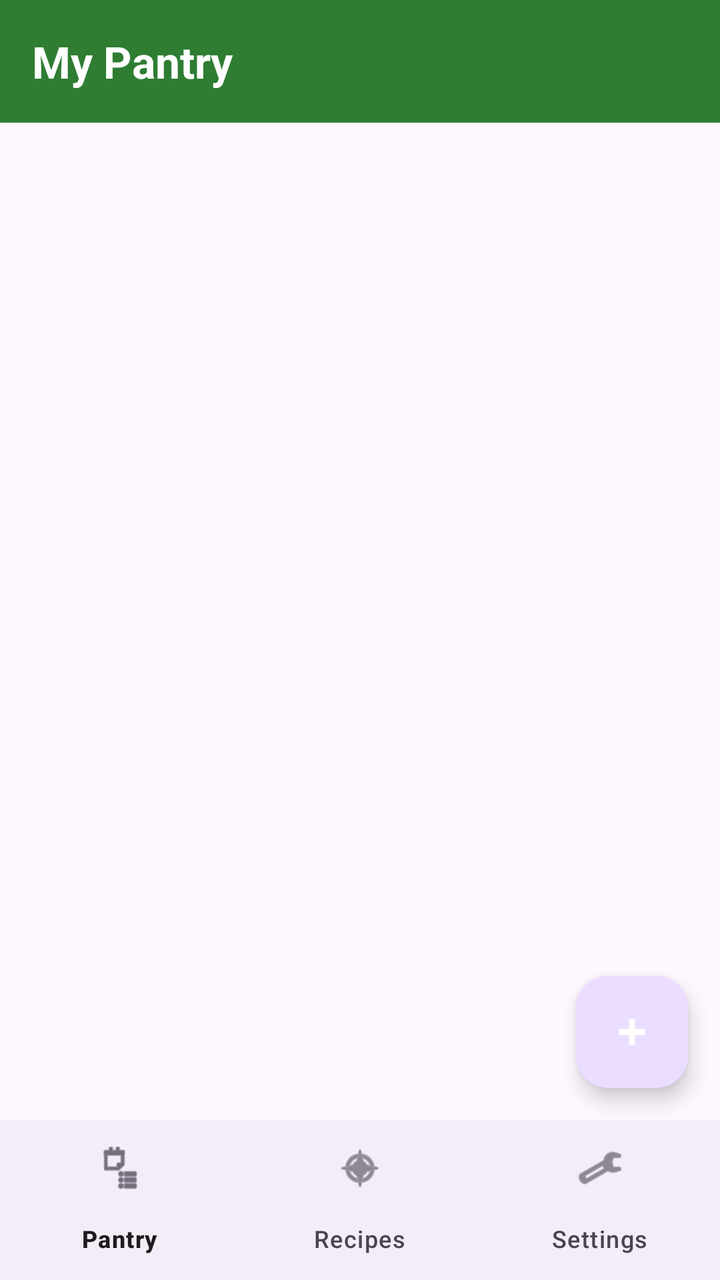
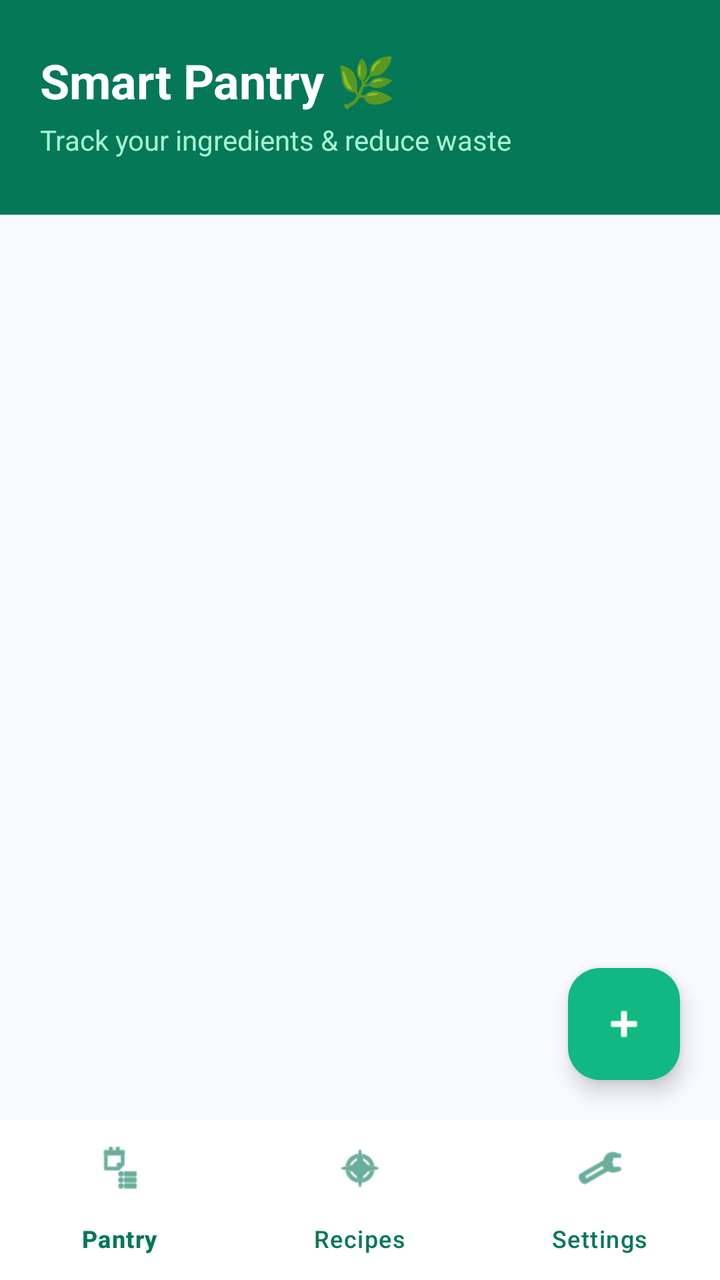

Two renders of the same Android screen: before a commit and after it. Below are the layout's source before the change and the commit's diff.
<!-- AndroidManifest.xml: application theme Theme.SmartPantryManager -->
<!-- res/layout/activity_pantry.xml -->
<?xml version="1.0" encoding="utf-8"?>
<RelativeLayout xmlns:android="http://schemas.android.com/apk/res/android"
    xmlns:app="http://schemas.android.com/apk/res-auto"
    android:layout_width="match_parent"
    android:layout_height="match_parent">

    <TextView
        android:id="@+id/tv_title"
        android:layout_width="match_parent"
        android:layout_height="wrap_content"
        android:text="My Pantry"
        android:textSize="22sp"
        android:textStyle="bold"
        android:padding="16dp"
        android:background="#2E7D32"
        android:textColor="#FFFFFF" />

    <androidx.recyclerview.widget.RecyclerView
        android:id="@+id/rv_pantry_list"
        android:layout_width="match_parent"
        android:layout_height="match_parent"
        android:layout_below="@id/tv_title"
        android:layout_above="@id/bottom_navigation"
        android:padding="8dp" />

    <com.google.android.material.floatingactionbutton.FloatingActionButton
        android:id="@+id/fab_add_ingredient"
        android:layout_width="wrap_content"
        android:layout_height="wrap_content"
        android:layout_above="@id/bottom_navigation"
        android:layout_alignParentEnd="true"
        android:layout_margin="16dp"
        android:src="@android:drawable/ic_input_add"
        app:tint="#FFFFFF"
        android:contentDescription="Add Ingredient" />

    <com.google.android.material.bottomnavigation.BottomNavigationView
        android:id="@+id/bottom_navigation"
        android:layout_width="match_parent"
        android:layout_height="wrap_content"
        android:layout_alignParentBottom="true"
        app:menu="@menu/bottom_nav_menu" />
</RelativeLayout>
<!-- resources referenced by this layout -->
<resources>
  <style name="Theme.SmartPantryManager" parent="Base.Theme.SmartPantryManager" />
  <style name="Base.Theme.SmartPantryManager" parent="Theme.Material3.DayNight.NoActionBar">
          
          
      </style>
</resources>

<!-- the commit's change to res/layout/activity_pantry.xml (unified diff, before → after) -->
@@ -2,42 +2,72 @@
 <RelativeLayout xmlns:android="http://schemas.android.com/apk/res/android"
     xmlns:app="http://schemas.android.com/apk/res-auto"
     android:layout_width="match_parent"
-    android:layout_height="match_parent">
+    android:layout_height="match_parent"
+    android:background="@color/screen_bg"
+    android:fitsSystemWindows="true">
 
-    <TextView
-        android:id="@+id/tv_title"
+    
+    <LinearLayout
+        android:id="@+id/header_container"
         android:layout_width="match_parent"
         android:layout_height="wrap_content"
-        android:text="My Pantry"
-        android:textSize="22sp"
-        android:textStyle="bold"
-        android:padding="16dp"
-        android:background="#2E7D32"
-        android:textColor="#FFFFFF" />
+        android:orientation="vertical"
+        android:background="@color/brand_emerald_dark"
+        android:paddingHorizontal="20dp"
+        android:paddingTop="24dp"
+        android:paddingBottom="28dp">
 
+        <TextView
+            android:layout_width="wrap_content"
+            android:layout_height="wrap_content"
+            android:text="Smart Pantry 🌿"
+            android:textColor="#FFFFFF"
+            android:textSize="24sp"
+            android:textStyle="bold" />
+
+        <TextView
+            android:layout_width="wrap_content"
+            android:layout_height="wrap_content"
+            android:layout_marginTop="4dp"
+            android:text="Track your ingredients &amp; reduce waste"
+            android:textColor="#A7F3D0"
+            android:textSize="14sp" />
+    </LinearLayout>
+
+    
     <androidx.recyclerview.widget.RecyclerView
         android:id="@+id/rv_pantry_list"
         android:layout_width="match_parent"
         android:layout_height="match_parent"
-        android:layout_below="@id/tv_title"
+        android:layout_below="@id/header_container"
         android:layout_above="@id/bottom_navigation"
-        android:padding="8dp" />
+        android:clipToPadding="false"
+        android:paddingVertical="12dp" />
 
+    
     <com.google.android.material.floatingactionbutton.FloatingActionButton
         android:id="@+id/fab_add_ingredient"
         android:layout_width="wrap_content"
         android:layout_height="wrap_content"
         android:layout_above="@id/bottom_navigation"
         android:layout_alignParentEnd="true"
-        android:layout_margin="16dp"
+        android:layout_margin="20dp"
+        android:contentDescription="Add Ingredient"
         android:src="@android:drawable/ic_input_add"
+        app:backgroundTint="@color/brand_emerald"
         app:tint="#FFFFFF"
-        android:contentDescription="Add Ingredient" />
+        app:elevation="6dp" />
 
+    
     <com.google.android.material.bottomnavigation.BottomNavigationView
         android:id="@+id/bottom_navigation"
         android:layout_width="match_parent"
         android:layout_height="wrap_content"
         android:layout_alignParentBottom="true"
+        android:background="@color/card_bg"
+        app:elevation="8dp"
+        app:itemIconTint="@color/brand_emerald_dark"
+        app:itemTextColor="@color/brand_emerald_dark"
         app:menu="@menu/bottom_nav_menu" />
+
 </RelativeLayout>
<!-- resource entries referenced after the edit -->
@@ -1,5 +1,9 @@
 <!-- resources referenced by this layout -->
 <resources>
+  <color name="brand_emerald">#10B981</color>
+  <color name="brand_emerald_dark">#047857</color>
+  <color name="card_bg">#FFFFFF</color>
+  <color name="screen_bg">#F8FAFC</color>
   <style name="Theme.SmartPantryManager" parent="Base.Theme.SmartPantryManager" />
   <style name="Base.Theme.SmartPantryManager" parent="Theme.Material3.DayNight.NoActionBar">
           
